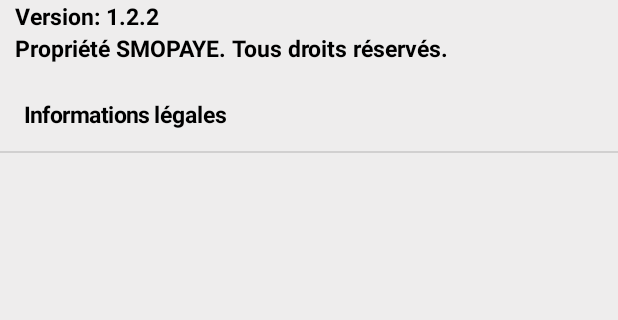
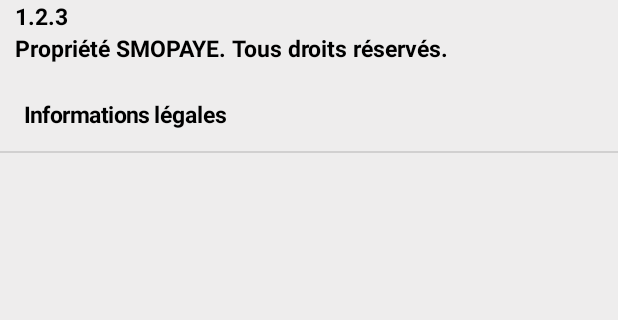
Before and after one commit to bertin-dev/SMOPAYE_MOBILE, an Android app: the MenuQRCode screen opened directly, with no data from a screen before it, in the options menu, after a tap on "Apropos", on a phone screen of 412 x 824 dp, the part 594-914 px from its top. Run offline under Robolectric (Android 15) with nearby library versions, the phone set to English and light mode, and no system bars; our stand-ins replace Firebase (no records; nobody signed in at launch, a user with empty details on screens opened directly); libraries missing offline, so code that uses them is left out: com.journeyapps.barcodescanner; 3 statements that could not run were skipped.

Commit message:
Ajout du cryptage et decryptage du numero de carte dans le code QR

```diff
--- a/app/src/main/java/com/ezpass/smopaye_mobile/AffichageQRCode.java
+++ b/app/src/main/java/com/ezpass/smopaye_mobile/AffichageQRCode.java
@@ -7,6 +7,7 @@
 import android.os.Environment;
 import android.support.v7.app.AppCompatActivity;
 import android.os.Bundle;
+import android.util.Log;
 import android.view.Menu;
 import android.view.MenuItem;
 import android.view.View;
@@ -28,6 +29,17 @@
 import java.io.FileNotFoundException;
 import java.io.FileOutputStream;
 import java.io.IOException;
+import java.security.SecureRandom;
+import java.util.HashMap;
+
+import javax.crypto.Cipher;
+import javax.crypto.SecretKeyFactory;
+import javax.crypto.spec.IvParameterSpec;
+import javax.crypto.spec.PBEKeySpec;
+import javax.crypto.spec.SecretKeySpec;
+
+import static com.ezpass.smopaye_mobile.ChaineConnexion.encryptBytes;
+import static com.ezpass.smopaye_mobile.ChaineConnexion.getsecurity_keys;
 
 public class AffichageQRCode extends AppCompatActivity {
 
@@ -68,10 +80,32 @@
         String cardNumber = parts[10]; // 12345678
 
 
-        if(cardNumber != null && !cardNumber.isEmpty()){
+        String carteCrypte = "E-ZPASS" + cardNumber.toLowerCase() + getsecurity_keys();
+
+        if(!carteCrypte.isEmpty()){
             try {
                 MultiFormatWriter multiFormatWriter = new MultiFormatWriter();
-                BitMatrix bitMatrix = multiFormatWriter.encode(cardNumber, BarcodeFormat.QR_CODE, 500, 500);
+                BitMatrix bitMatrix = multiFormatWriter.encode(carteCrypte, BarcodeFormat.QR_CODE, 500, 500);
+                BarcodeEncoder barcodeEncoder = new BarcodeEncoder();
+                bitmap = barcodeEncoder.createBitmap(bitMatrix);
+                qrcode.setImageBitmap(bitmap);
+            } catch (WriterException e){
+                e.printStackTrace();
+            }
+        } else{
+            Toast.makeText(this, "Une Erreur est survenue", Toast.LENGTH_SHORT).show();
+        }
+
+       /* //cryptage du numero de carte
+        byte[] bytes = cardNumber.getBytes();
+        String mdp = "E-ZPASS by " + getString(R.string.app_name) +  "/" + getPackageName() + "/123456789";
+        HashMap<String, byte[]> carteCrypte = encryptBytes(bytes, mdp);
+        Toast.makeText(this, carteCrypte.toString(), Toast.LENGTH_SHORT).show();
+
+        if(carteCrypte != null && !carteCrypte.isEmpty()){
+            try {
+                MultiFormatWriter multiFormatWriter = new MultiFormatWriter();
+                BitMatrix bitMatrix = multiFormatWriter.encode(carteCrypte.toString(), BarcodeFormat.QR_CODE, 500, 500);
                 BarcodeEncoder barcodeEncoder = new BarcodeEncoder();
                 bitmap = barcodeEncoder.createBitmap(bitMatrix);
                 qrcode.setImageBitmap(bitmap);
@@ -83,7 +117,7 @@
         }
 
         // Display saved image uri to TextView
-        card_number.setText(cardNumber);
+        card_number.setText(String.valueOf(carteCrypte));*/
 
     }
 
@@ -195,4 +229,9 @@
         }
 
     }
+
+
+
+
+
 }
--- a/app/src/main/java/com/ezpass/smopaye_mobile/Apropos/Apropos.java
+++ b/app/src/main/java/com/ezpass/smopaye_mobile/Apropos/Apropos.java
@@ -16,6 +16,7 @@
 import android.widget.TextView;
 
 import com.ezpass.smopaye_mobile.Assistance.Menu_Assistance;
+import com.ezpass.smopaye_mobile.BuildConfig;
 import com.ezpass.smopaye_mobile.R;
 
 public class Apropos extends AppCompatActivity {
@@ -24,6 +25,7 @@
     //String [] typeAide = {"Informations légales", "Logiciels tiers", "Badge de confiance"};
     String [] typeAide = {"Informations légales"};
     private String retourBD, telephone;
+    private TextView versionName;
 
     @Override
     protected void onCreate(Bundle savedInstanceState) {
@@ -41,6 +43,9 @@
         telephone = intent.getStringExtra("telephone");
 
         listView=(ListView)findViewById(R.id.listAide);
+        //version Name de l'application
+        versionName = (TextView) findViewById(R.id.versionName);
+        versionName.setText(BuildConfig.VERSION_NAME);
 
        /* ArrayAdapter<String> adapter =new ArrayAdapter<String>(this, android.R.layout.simple_list_item_1, typeAide);
         listView.setAdapter(adapter);*/
--- a/app/src/main/java/com/ezpass/smopaye_mobile/MenuQRCode.java
+++ b/app/src/main/java/com/ezpass/smopaye_mobile/MenuQRCode.java
@@ -16,6 +16,7 @@
 import android.support.v4.app.NotificationManagerCompat;
 import android.support.v7.app.AppCompatActivity;
 import android.os.Bundle;
+import android.util.Log;
 import android.view.LayoutInflater;
 import android.view.Menu;
 import android.view.MenuItem;
@@ -61,12 +62,14 @@
 import java.net.URL;
 import java.text.DateFormat;
 import java.util.Date;
+import java.util.HashMap;
 import java.util.Random;
 
 import retrofit2.Call;
 import retrofit2.Callback;
 import retrofit2.Response;
 
+import static com.ezpass.smopaye_mobile.ChaineConnexion.decryptData;
 import static com.ezpass.smopaye_mobile.NotifApp.CHANNEL_ID;
 
 public class MenuQRCode extends AppCompatActivity implements QRCodeModalDialog.ExampleDialogListener{
@@ -231,11 +234,66 @@
 // handle scan result
 
         if(scanResult != null && scanResult.getContents() != null){
-            openDialog(scanResult.getContents());
+
+            int pos = scanResult.getContents().indexOf("E-ZPASS");
+            if (pos >= 0) {
+                String carteNumber = scanResult.getContents().substring(7, 15).toUpperCase();
+                openDialog(carteNumber);
+            } else{
+                Toast.makeText(this, getString(R.string.erreurQRcode), Toast.LENGTH_SHORT).show();
+            }
+
+            /*String mdp = "E-ZPASS by " + getString(R.string.app_name) +  "/" + getPackageName() + "/123456789";
+            HashMap<String, byte[]> map1 = getContentQRCode(scanResult.getContents());
+            byte[] decrypted = decryptData(map1, mdp);
+            if (decrypted != null)
+            {
+                String decryptedString = new String(decrypted);
+                Log.e("MYAPP", "Decrypted String is : " + decryptedString);
+                Toast.makeText(this, decryptedString, Toast.LENGTH_SHORT).show();
+            }*/
+
+            //openDialog(scanResult.getContents());
             /*FragmentManager fm = getSupportFragmentManager();
             Fragment newFrame = AccueilFragment.newInstanceQRCode(scanResult.toString(), carteUtilisateur, montant);
             fm.beginTransaction().replace(R.id.fragment_container, newFrame).commit();*/
         }
+    }
+
+    private static HashMap<String, byte[]> getContentQRCode(String resultatContentQRCode)
+    {
+
+       /* String [] split1 = resultatContentQRCode.split(",");
+
+        String [] split2 = split1[0].split("=\\[");
+        byte[] encrypt = split2[1].getBytes();
+
+
+        String [] split3 = split1[1].split("=\\[");
+        byte[] iv = split3[1].getBytes();
+
+
+        String [] split4 = split1[2].split("=\\=[");
+        byte[] salt = split4[1].getBytes();
+
+
+
+        HashMap<String,byte[]> map = new HashMap<String,byte[]>();
+        map.put("salt", encrypt);
+        map.put("iv", iv);
+        map.put("encrypted", salt);*/
+
+
+
+        String [] split = resultatContentQRCode.split(",");
+        HashMap<String, byte[]> map = new HashMap<String, byte[]>();
+        for(String temp : split){
+            String [] tempo = temp.split("=\\[");
+            map.put(tempo[0],tempo[1].getBytes());
+        }
+
+
+        return map;
     }
 
 
--- a/app/src/main/java/com/ezpass/smopaye_mobile/vuesUtilisateur/Souscription.java
+++ b/app/src/main/java/com/ezpass/smopaye_mobile/vuesUtilisateur/Souscription.java
@@ -7,7 +7,6 @@
 import android.content.Context;
 import android.content.DialogInterface;
 import android.content.Intent;
-import android.graphics.Color;
 import android.net.ConnectivityManager;
 import android.net.NetworkInfo;
 import android.net.Uri;
@@ -51,10 +50,7 @@
 import com.ezpass.smopaye_mobile.RemoteNotifications.MyResponse;
 import com.ezpass.smopaye_mobile.RemoteNotifications.Sender;
 import com.ezpass.smopaye_mobile.RemoteNotifications.Token;
-import com.ezpass.smopaye_mobile.Tutoriel;
 import com.ezpass.smopaye_mobile.TutorielUtilise;
-import com.ezpass.smopaye_mobile.vuesAccepteur.DebitCarte;
-import com.ezpass.smopaye_mobile.vuesAccepteur.RetraitAccepteur;
 import com.google.android.gms.tasks.OnCompleteListener;
 import com.google.android.gms.tasks.Task;
 import com.google.firebase.auth.AuthResult;
--- a/app/src/main/res/layout/activity_apropos.xml
+++ b/app/src/main/res/layout/activity_apropos.xml
@@ -51,14 +51,14 @@
                 android:text="@string/titreApp" />
 
             <TextView
+            android:id="@+id/versionName"
             android:layout_width="match_parent"
             android:layout_height="wrap_content"
             android:textSize="15sp"
             android:textStyle="bold"
             android:textColor="@color/textColorBlack"
-                android:paddingLeft="10dp"
-            android:paddingStart="10dp"
-            android:text="@string/version" />
+            android:paddingLeft="10dp"
+            android:paddingStart="10dp" />
 
             <TextView
                 android:layout_width="match_parent"
--- a/app/src/main/res/layout/activity_qrcode_show.xml
+++ b/app/src/main/res/layout/activity_qrcode_show.xml
@@ -65,6 +65,7 @@
                 android:textStyle="bold"
                 android:layout_width="wrap_content"
                 android:text=""
+                android:visibility="gone"
                 android:layout_height="wrap_content"/>
 
             <LinearLayout
--- a/app/src/main/res/values/strings.xml
+++ b/app/src/main/res/values/strings.xml
@@ -31,7 +31,6 @@
     <string name="consulterRecettes">Consulter Recettes</string>
 
     <string name="montant">Montant</string>
-    <string name="montantApayer">Montant A Payer</string>
     <string name="passerCarte">Passer la Carte</string>
     <string name="modifier">Modifier</string>
 
@@ -214,7 +213,7 @@
     <string name="verouillerCarte">Êtes-vous sure de vouloir vérouiller votre carte?</string>
     <string name="deverouillerCarte">Êtes-vous sure de vouloir Devérouiller votre carte?</string>
     <string name="titreApp">SMOPAYE MOBILE</string>
-    <string name="version">Version: 1.2.2</string>
+    <!--<string name="version">Version: 1.2.2</string>-->
     <string name="propriete">Propriété SMOPAYE. Tous droits réservés.</string>
 
 
@@ -310,4 +309,7 @@
     <string name="partager">Partager</string>
     <string name="scanQRCode">Scanner QR Code</string>
     <string name="affichageQRCode">Lecteur QR Code</string>
+    <string name="montantApayer">Montant A Payer</string>
+    <string name="erreurQRcode">Impossible de Scanner le code QR.
+ Assurez-vous que vous êtes sur E-ZPASS by SMOPAYE et tentez de scanner à nouveau.</string>
 </resources>
```
Also changed, not shown: app/src/main/java/com/ezpass/smopaye_mobile/ChaineConnexion.java (+114 -0 lines), app/src/main/java/com/ezpass/smopaye_mobile/PayerFacture.java (+6 -6 lines), app/src/main/java/com/ezpass/smopaye_mobile/QRCodeShow.java (+34 -8 lines).
